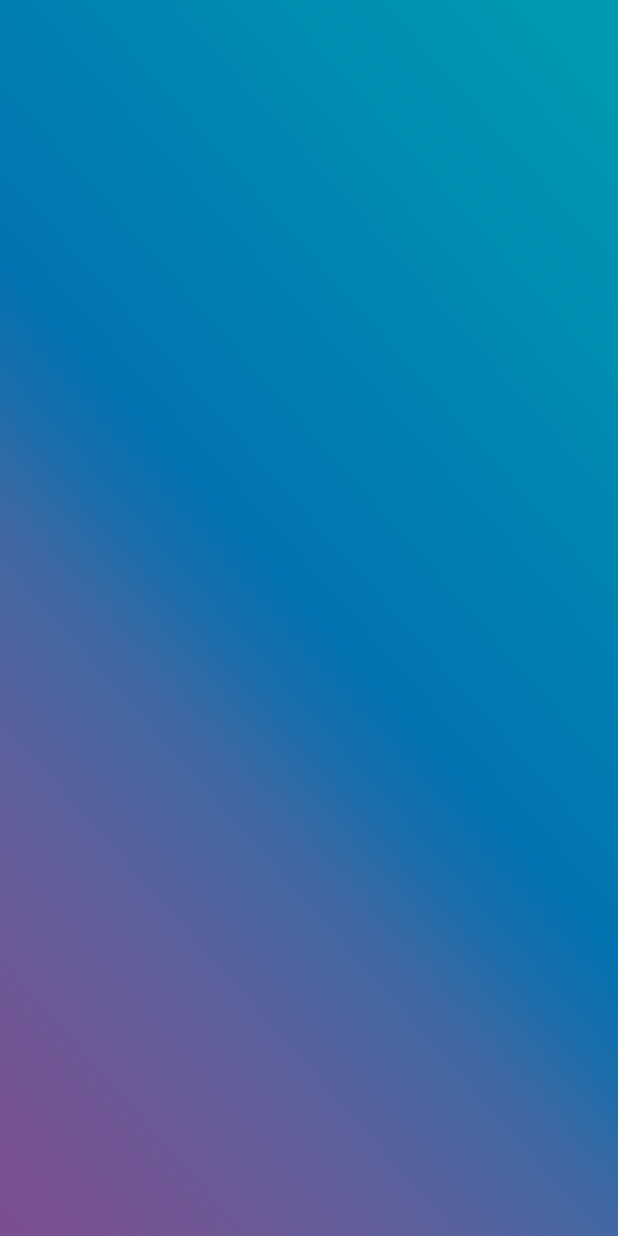
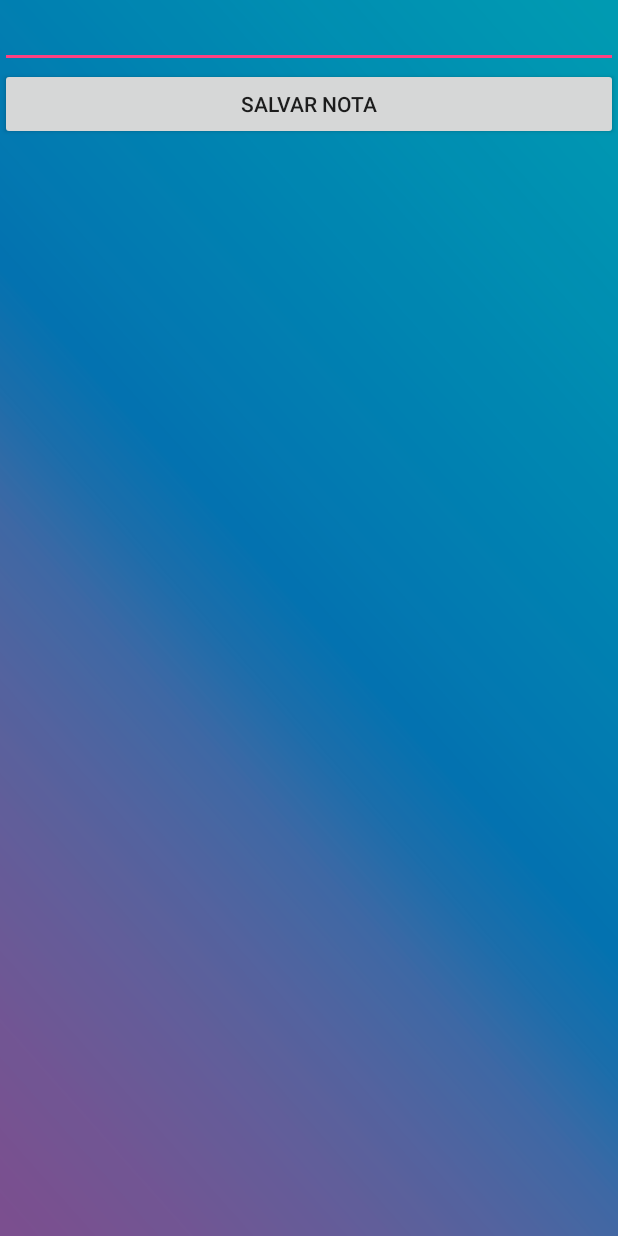
Before and after one commit to Bruno255/beethoven, an Android app: the EscreverActivity screen opened directly, with no data from a screen before it, on a phone screen of 412 x 824 dp. Run offline under Robolectric (Android 15) with nearby library versions, the phone set to English and light mode, and no system bars.

Commit message:
Building Android application.

```diff
--- a/android/BeethovenApp/app/src/main/AndroidManifest.xml
+++ b/android/BeethovenApp/app/src/main/AndroidManifest.xml
@@ -18,7 +18,8 @@
         </activity>
         <activity android:name=".HomeActivity" />
         <activity android:name=".InfoActivity" />
-        <activity android:name=".EscreverActivity"></activity>
+        <activity android:name=".EscreverActivity" />
+        <activity android:name=".BoletimActivity"></activity>
     </application>
 
 </manifest>
--- a/android/BeethovenApp/app/src/main/res/layout/activity_escrever.xml
+++ b/android/BeethovenApp/app/src/main/res/layout/activity_escrever.xml
@@ -14,5 +14,19 @@
         android:id="@+id/lnL_linear"
         android:layout_width="match_parent"
         android:layout_height="match_parent"
-        android:orientation="vertical"></LinearLayout>
+        android:orientation="vertical">
+
+        <EditText
+            android:id="@+id/edT_nota"
+            android:layout_width="match_parent"
+            android:layout_height="wrap_content"
+            android:ems="10"
+            android:inputType="textMultiLine" />
+
+        <Button
+            android:id="@+id/btn_salvar"
+            android:layout_width="match_parent"
+            android:layout_height="wrap_content"
+            android:text="Salvar Nota" />
+    </LinearLayout>
 </android.support.constraint.ConstraintLayout>
```
Also changed, not shown: android/BeethovenApp/app/src/main/java/cmb/beethovenapp/BoletimActivity.java (added, +21 -0 lines), android/BeethovenApp/app/src/main/res/layout/activity_boletim.xml (added, +13 -0 lines), android/BeethovenApp/app/src/main/res/values/styles.xml (+3 -4 lines).
